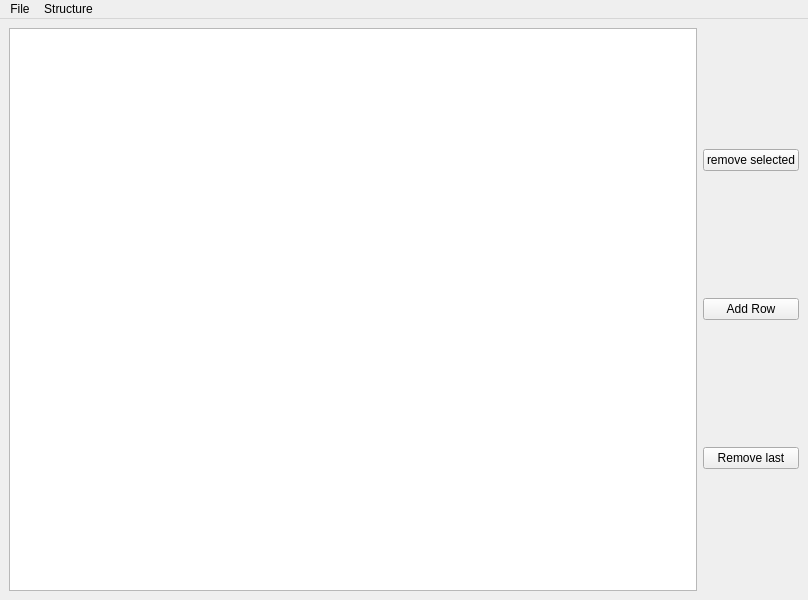
mendoza/hotcake, file demo.ui: the form before one commit.
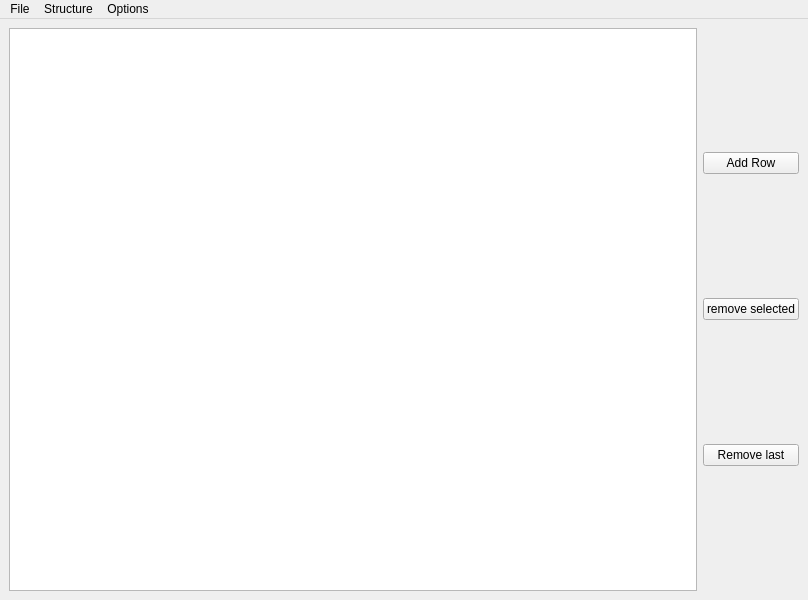
The form after the commit. Icons and pictures are not drawn.

Commit message: cambios sutiles

The edit to the form file:
```diff
--- a/demo.ui
+++ b/demo.ui
@@ -28,13 +28,9 @@
     </item>
     <item row="0" column="1">
      <layout class="QVBoxLayout" name="verticalLayout">
-      <item>
-       <widget class="QPushButton" name="pushButton_selected">
-        <property name="text">
-         <string>remove selected</string>
-        </property>
-       </widget>
-      </item>
+      <property name="spacing">
+       <number>0</number>
+      </property>
       <item>
        <widget class="QPushButton" name="pushButton_add">
         <property name="text">
@@ -42,6 +38,13 @@
         </property>
        </widget>
       </item>
+      <item>
+       <widget class="QPushButton" name="pushButton_selected">
+        <property name="text">
+         <string>remove selected</string>
+        </property>
+       </widget>
+      </item>
       <item>
        <widget class="QPushButton" name="pushButton_remove">
         <property name="text">
@@ -78,8 +81,14 @@
     <addaction name="actionNew_Structure"/>
     <addaction name="actionEdit_Structure"/>
    </widget>
+   <widget class="QMenu" name="menuOptions">
+    <property name="title">
+     <string>Options</string>
+    </property>
+   </widget>
    <addaction name="menuFile"/>
    <addaction name="menuStructure"/>
+   <addaction name="menuOptions"/>
   </widget>
   <action name="actionOpen">
    <property name="text">
```
The commit also changes 1 other file.
